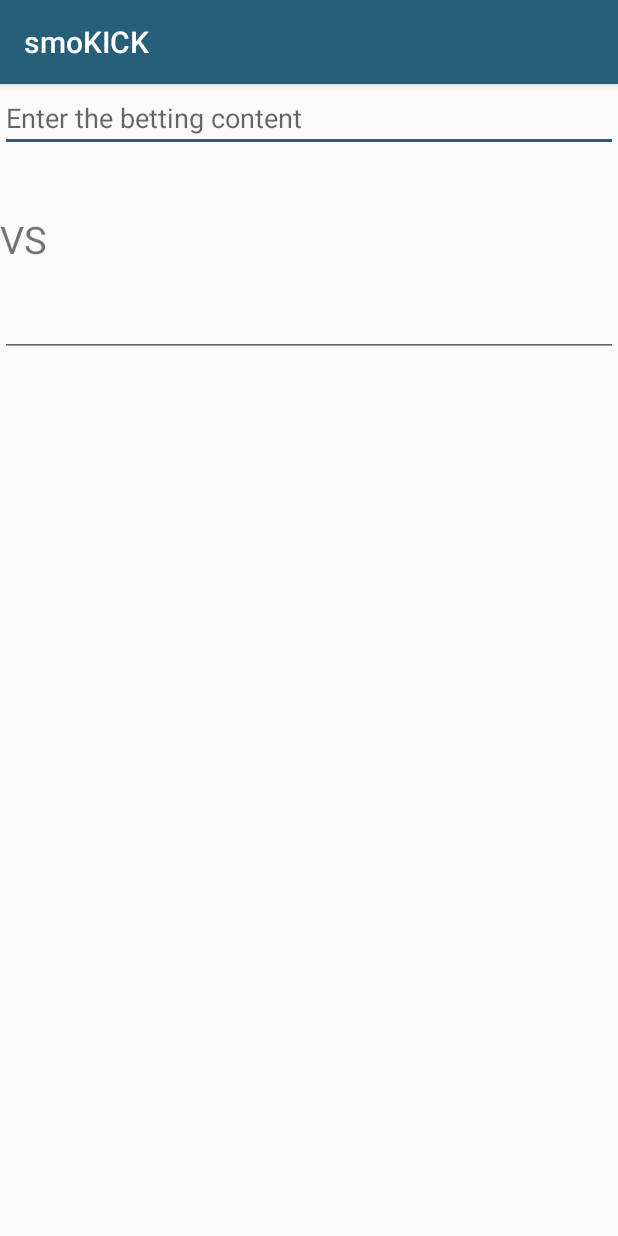
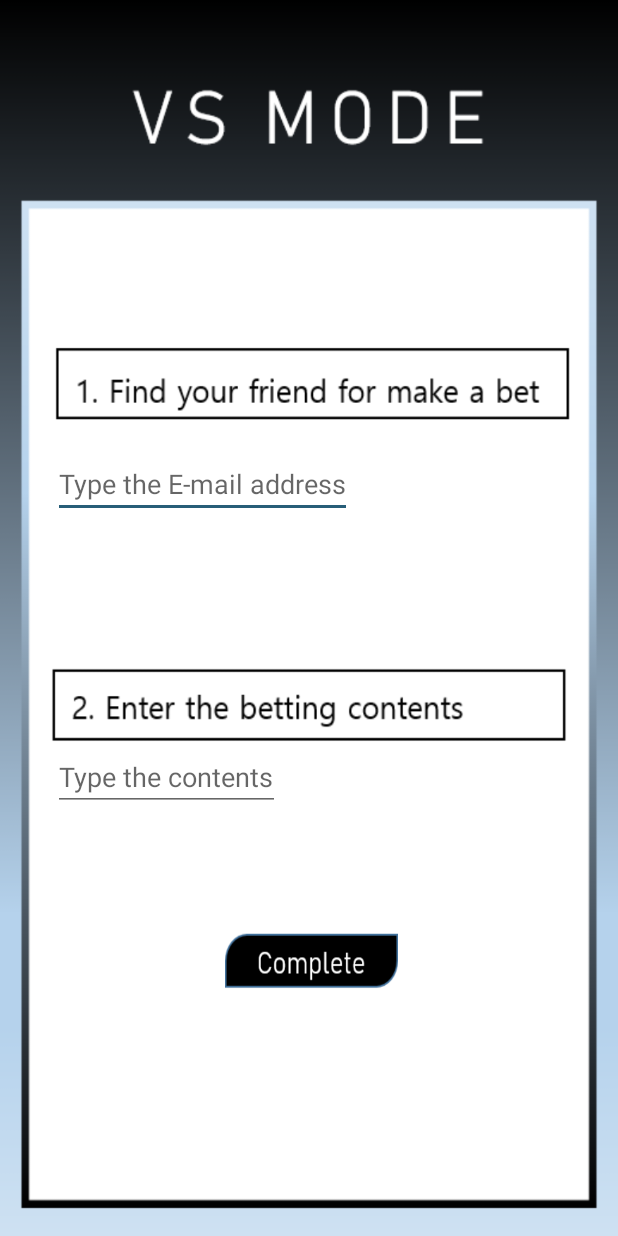
Before and after one commit to deadlockk/smoKICK, an Android app: the VSmode screen opened directly, with no data from a screen before it, on a phone screen of 412 x 824 dp. Run offline under Robolectric (Android 15) with nearby library versions, the phone set to English and light mode, and no system bars; our stand-ins replace Firebase (no records; nobody signed in at launch, a user with empty details on screens opened directly).

Commit message:
update vsmode

```diff
--- a/mobile/src/main/AndroidManifest.xml
+++ b/mobile/src/main/AndroidManifest.xml
@@ -45,7 +45,8 @@
         <activity android:name=".CommuniActivity" />
         <activity android:name=".NewPostActivity" />
         <activity android:name=".PostDetailActivity" />
-        <activity android:name=".VSmode"/>
+        <activity android:name=".VSmode"
+            android:theme="@style/AppTheme.NoActionBar"/>
         <activity android:name=".AboutActivity"
             android:theme="@style/AppTheme.NoActionBar"/>
 
--- a/mobile/src/main/java/com/github/pocmo/sensordashboard/VSmode.java
+++ b/mobile/src/main/java/com/github/pocmo/sensordashboard/VSmode.java
@@ -6,6 +6,8 @@ import android.support.v7.app.ActionBar;
 import android.support.v7.app.AppCompatActivity;
 import android.os.Bundle;
 import android.util.Log;
+import android.view.View;
+import android.widget.Button;
 import android.widget.EditText;
 import android.widget.TextView;
 
@@ -20,46 +22,78 @@ import com.google.firebase.database.ValueEventListener;
 
 import java.util.ArrayList;
 import java.util.HashMap;
+import java.util.Iterator;
 
 /*
  *  @author: AHJ
  */
 
 public class VSmode extends AppCompatActivity {
-    private String tokenID;
-    private String email;
-    private EditText editBet;
-    private TextView textBet;
-    private TextView myEmail;
-    private EditText opponentEmail;
-    private TextView opponentText;
-    private String betting;
-    private EditText editText;
-
+    private String myTokenID;
+    private String myEmail;
+    private EditText searchEmail;
+    private EditText betContents;
+    private Button btn;
     private DatabaseReference mDatabase;
+    ArrayList<User> userArrayList = new ArrayList<>();
 
     @Override
     protected void onCreate(Bundle savedInstanceState) {
         super.onCreate(savedInstanceState);
         setContentView(R.layout.activity_vsmode);
         FirebaseUser user = FirebaseAuth.getInstance().getCurrentUser();
-        tokenID = user.getUid();
-        email = user.getEmail();
-        editBet = findViewById(R.id.editBet);
-        //textBet = findViewById(R.id.textBet);
-        myEmail = findViewById(R.id.i);
-        myEmail.setText(email);
-        opponentEmail = findViewById(R.id.editOpponent);
-        Log.e("가나다", "" + tokenID + ", " + email);
+        myTokenID = user.getUid();
+        myEmail = user.getEmail();
+        searchEmail = findViewById(R.id.searchEmail);
+        betContents = findViewById(R.id.betContents);
+        btn = findViewById(R.id.complete);
+        Log.e("가나다", "" + myTokenID + ", " + myEmail);
 
         mDatabase = FirebaseDatabase.getInstance().getReference();
-        Query userQuery = getQuery(mDatabase);
-        ArrayList<User> al = new ArrayList<>();
-        String newUser;
-    }
 
-    public Query getQuery(DatabaseReference databaseReference) {
-        Query userQuery = databaseReference.child("user_info");
-        return userQuery;
+        ValueEventListener userListener = new ValueEventListener() {
+            @Override
+            public void onDataChange(@NonNull DataSnapshot dataSnapshot) {
+                for (DataSnapshot snapshot: dataSnapshot.getChildren()) {
+                    userArrayList.add(snapshot.getValue(User.class)); // 전체 User정보를 ArrayList에 저장
+                }
+            }
+
+            @Override
+            public void onCancelled(@NonNull DatabaseError databaseError) {
+
+            }
+        };
+        mDatabase.child("user_info").addValueEventListener(userListener);
+
+        Iterator<User> checkIsVS = userArrayList.iterator();
+        while (checkIsVS.hasNext()) {
+            User tempUser = checkIsVS.next();
+            if (myEmail.equals(tempUser.getEmail()) && "true".equals(tempUser.getIsVS())) {
+                // VS모드 진행중 액티비티 startActivity();
+            }
+            else { // if "false", then
+
+            }
+        }
+
+        btn.setOnClickListener(new View.OnClickListener() {
+            @Override
+            public void onClick(View v) {
+                Iterator<User> checkEmail = userArrayList.iterator();
+                while (checkEmail.hasNext()) {
+                    User tempUser = checkEmail.next();
+                    if ((searchEmail.getText().toString()).equals(tempUser.getEmail())) {
+                        Log.e("제발", searchEmail.getText() + "이메일이 있습니다");
+
+                        break;
+                    }
+                    else {
+                        Log.e("제발", searchEmail.getText().toString() + "이메일이 없습니다.");
+                        Log.e("제발2", tempUser.getEmail() + " 이거");
+                    }
+                }
+            }
+        });
     }
 }
--- a/mobile/src/main/res/layout/activity_vsmode.xml
+++ b/mobile/src/main/res/layout/activity_vsmode.xml
@@ -1,43 +1,38 @@
 <?xml version="1.0" encoding="utf-8"?>
-<LinearLayout xmlns:android="http://schemas.android.com/apk/res/android"
-    xmlns:app="http://schemas.android.com/apk/res-auto"
+<LinearLayout
+    xmlns:android="http://schemas.android.com/apk/res/android"
     xmlns:tools="http://schemas.android.com/tools"
     android:layout_width="match_parent"
     android:layout_height="match_parent"
     android:orientation="vertical"
+    android:background="@drawable/bg_vsmode"
     tools:context=".VSmode">
+
     <EditText
-        android:id="@+id/editBet"
-        android:layout_width="match_parent"
+        android:id="@+id/searchEmail"
+        android:layout_marginTop="300dp"
+        android:layout_marginLeft="35dp"
+        android:layout_width="wrap_content"
         android:layout_height="wrap_content"
-        android:hint="Enter the betting content"
-        android:visibility="visible"/>
-    <TextView
-        android:id="@+id/textBet"
-        android:layout_width="match_parent"
+        android:hint="Type the E-mail address"
+        />
+
+    <EditText
+        android:id="@+id/betContents"
+        android:layout_marginTop="150dp"
+        android:layout_marginLeft="35dp"
+        android:layout_width="wrap_content"
         android:layout_height="wrap_content"
-        android:visibility="gone"/>
-    <TextView
-        android:id="@+id/i"
-        android:layout_width="match_parent"
-        android:layout_height="wrap_content"
-        android:text=""
-        android:textSize = "30dp"/>
-    <TextView
-        android:text="VS"
-        android:textSize="25dp"
-        android:layout_width="match_parent"
-        android:layout_height="wrap_content" />
-    <EditText
-        android:id="@+id/editOpponent"
-        android:textSize="30dp"
-        android:layout_width="match_parent"
-        android:layout_height="wrap_content"
-        android:visibility="visible"/>
-    <TextView
-        android:id="@+id/textOpponent"
-        android:layout_width="match_parent"
-        android:layout_height="wrap_content"
-        android:visibility="gone"/>
+        android:hint="Type the contents"
+        />
+
+    <Button
+        android:id="@+id/complete"
+        android:background="@drawable/complete"
+        android:layout_marginTop="80dp"
+        android:layout_marginLeft="150dp"
+        android:layout_width="115dp"
+        android:layout_height="45dp" />
+
 
 </LinearLayout>
```
Also changed, not shown: mobile/src/main/res/drawable/about.png, mobile/src/main/res/drawable/bg_vsmode.png (added), mobile/src/main/res/drawable/complete.png (added).
